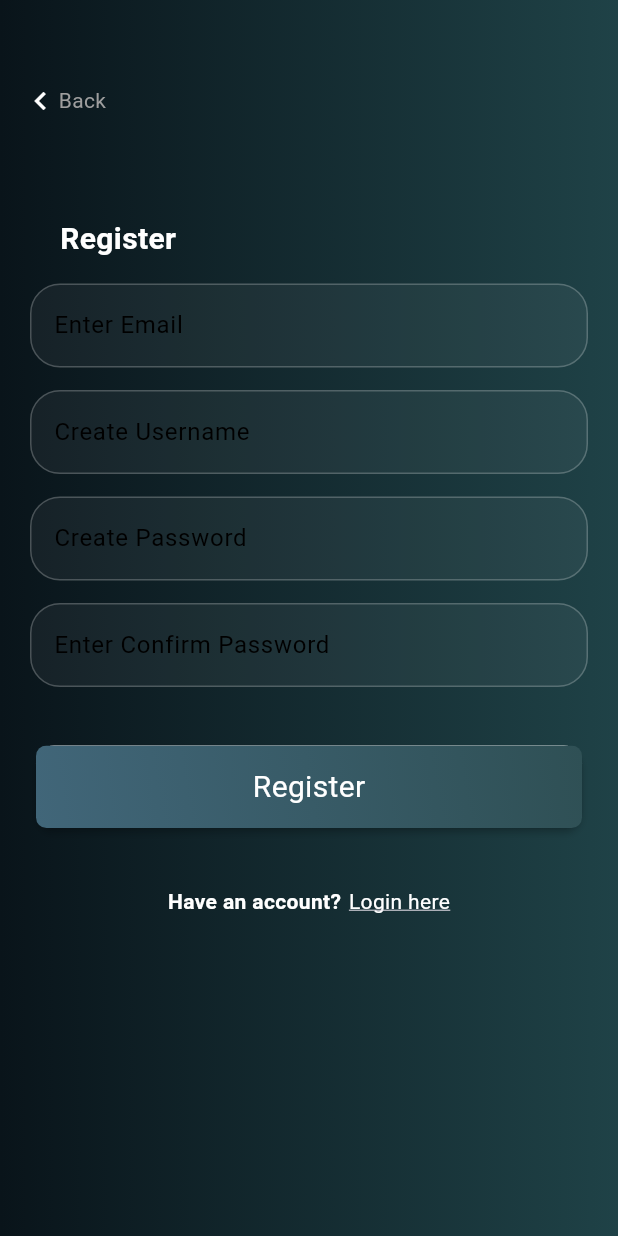
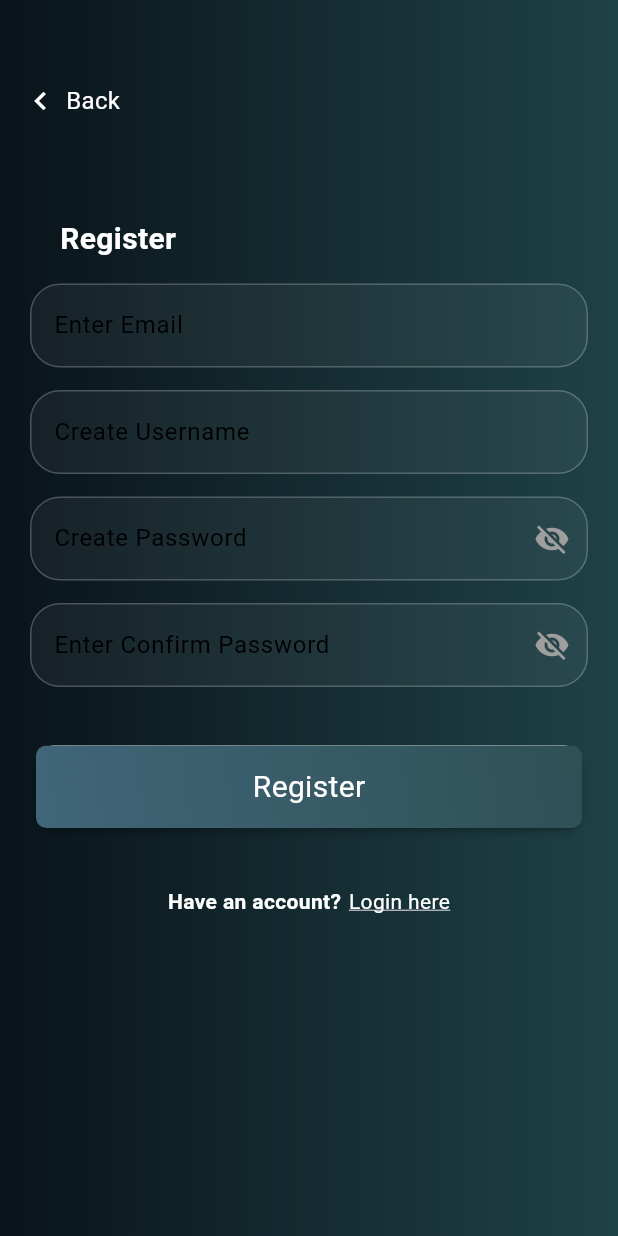
Before and after one commit to uwaiphyoaung/youapp_codetest, a Flutter app: the screen it shows after launch, after a tap on "Register here", on a phone screen of 412 x 824 dp. Run offline on Flutter 3.47's test engine with Material 3 defaults, Android fonts, the phone set to English and light mode, and no system bars; our stand-ins replace flutter_bloc, flutter_spinkit, get, image_cropper, image_picker; missing offline and left inert: localstore, textfield_tags; accounts and stored records are empty; network calls fail.

Commit message:
login and register enhancement

```diff
--- a/lib/extensions/dialog.extension.dart
+++ b/lib/extensions/dialog.extension.dart
@@ -7,6 +7,7 @@ extension AppDialog on BuildContext {
   AlertDialog showLoader() {
     return AlertDialog(
       elevation: 3,
+      backgroundColor: Colors.blueGrey,
       insetPadding:
       EdgeInsets.symmetric(horizontal: MediaQuery.of(this).size.width / 3),
       shape: RoundedRectangleBorder(borderRadius: BorderRadius.circular(15)),
--- a/lib/models/auth_entity.dart
+++ b/lib/models/auth_entity.dart
@@ -49,7 +49,7 @@ class ErrorData {
 
   ErrorData.fromMap(Map<String, dynamic> value) {
     statusCode = value['statusCode'];
-    if(value['message'] == List<dynamic>){
+    if(value['message'] is List<dynamic>){
       message = value['message'].cast<String>();
     }else{
       message = [value['message']];
--- a/lib/screen/auth/bloc/auth_bloc.dart
+++ b/lib/screen/auth/bloc/auth_bloc.dart
@@ -1,6 +1,5 @@
 import 'dart:convert';
 
-import 'package:flutter/material.dart';
 import 'package:flutter_bloc/flutter_bloc.dart';
 import 'package:youapp_code_challenge/app/api/api_response.dart';
 import 'package:youapp_code_challenge/app/constants/app.constant.dart';
@@ -23,7 +22,6 @@ class AuthBloc extends Bloc<AuthEvent, AuthState> {
       emit(ResetState());
       final response = await service.login(event.data);
       if(response is Fail){
-        //event.context.catchError(response.error);
         emit(LoginFailState(response.error));
       }
       if(response is Success){
--- a/lib/screen/auth/controller/auth_controller.dart
+++ b/lib/screen/auth/controller/auth_controller.dart
@@ -3,6 +3,16 @@ import 'package:get/get.dart';
 class AuthController extends GetxController{
 
   //Setup account registration
+  final newPwdVisible = false.obs;
+  changeNewVisible() {
+    newPwdVisible(!newPwdVisible.value);
+  }
+
+  final confirmPwdVisible = false.obs;
+  changeConfirmVisible() {
+    confirmPwdVisible(!confirmPwdVisible.value);
+  }
+
   final username = ''.obs;
   changeUserName(String? data) {
     username(data);
@@ -30,7 +40,7 @@ class AuthController extends GetxController{
   final fromValid = false.obs;
   formValidate(){
     var state =
-        email.value.length>8 &&
+        email.value.isNotEmpty &&
         username.value.length>8 &&
         checkPwd(password.value) &&
         checkPwd(confirmPassword.value) &&
@@ -45,6 +55,11 @@ class AuthController extends GetxController{
 
 
   // Login
+  final visiblePwd = false.obs;
+  changeVisible() {
+    visiblePwd(!visiblePwd.value);
+  }
+
   final loginEmail = ''.obs;
   changeLoginEmail(String? data) {
     loginEmail(data);
--- a/lib/screen/auth/login_screen.dart
+++ b/lib/screen/auth/login_screen.dart
@@ -54,9 +54,22 @@ class LoginScreenState extends BaseScreenState<LoginScreen>{
                         keyboardType: TextInputType.name,
                       ),
                       const SizedBox(height: 15,),
-                      TextFormField(
-                        decoration: const InputDecoration(
-                          hintText: "Enter Password"
+                      Obx(() {
+                        return TextFormField(
+                          obscureText: !loginController.visiblePwd.value,
+                          decoration: InputDecoration(
+                            hintText: "Enter Password",
+                            suffixIcon: IconButton(
+                              icon: Icon(
+                                loginController.visiblePwd.isTrue
+                                    ? Icons.visibility
+                                    : Icons.visibility_off,
+                                color: Colors.grey,
+                              ),
+                              onPressed: () {
+                                loginController.changeVisible();
+                              },
+                            ),
                           ),
                           validator: (text) {
                             return UtilValidate.validateBasic(text);
@@ -65,7 +78,8 @@ class LoginScreenState extends BaseScreenState<LoginScreen>{
                             loginController.changeLoginPassword(text);
                           },
                           keyboardType: TextInputType.visiblePassword,
-                      ),
+                        );
+                      }),
                       const SizedBox(height: 35,),
                       Obx(() {
                         return Card(
--- a/lib/screen/auth/register_screen.dart
+++ b/lib/screen/auth/register_screen.dart
@@ -42,10 +42,10 @@ class RegisterScreenState extends BaseScreenState<RegisterScreen>{
                       padding: const EdgeInsets.all(15),
                       child: const Row(
                         mainAxisSize: MainAxisSize.min,
-                        mainAxisAlignment: MainAxisAlignment.start,
                         children: [
-                          Icon(Icons.chevron_left),
-                          Text("Back")
+                          Icon(Icons.chevron_left, color: Colors.white,),
+                          SizedBox(width: 5,),
+                          Text("Back", style: TextStyle(color: Colors.white, fontSize: 16),)
                         ],
                       ),
                     ),
@@ -91,25 +91,53 @@ class RegisterScreenState extends BaseScreenState<RegisterScreen>{
                             keyboardType: TextInputType.name,
                           ),
                           const SizedBox(height: 15,),
-                          TextFormField(
-                            decoration: const InputDecoration(
-                              hintText: "Create Password"
+                          Obx(() {
+                            return TextFormField(
+                              obscureText: !registerController.newPwdVisible.value,
+                              decoration: InputDecoration(
+                                  hintText: "Create Password",
+                                suffixIcon: IconButton(
+                                  icon: Icon(
+                                    registerController.newPwdVisible.isTrue
+                                        ? Icons.visibility
+                                        : Icons.visibility_off,
+                                    color: Colors.grey,
+                                  ),
+                                  onPressed: () {
+                                    registerController.changeNewVisible();
+                                  },
+                                ),
                               ),
                               onChanged: (text){
                                 registerController.changePassword(text);
                               },
                               keyboardType: TextInputType.visiblePassword,
+                            );
+                          }),
+                          const SizedBox(height: 15,),
+                          Obx(() {
+                            return TextFormField(
+                              obscureText: !registerController.confirmPwdVisible.value,
+                              decoration: InputDecoration(
+                                  hintText: "Enter Confirm Password",
+                                suffixIcon: IconButton(
+                                  icon: Icon(
+                                    registerController.confirmPwdVisible.isTrue
+                                        ? Icons.visibility
+                                        : Icons.visibility_off,
+                                    color: Colors.grey,
                                   ),
-                          const SizedBox(height: 15,),
-                          TextFormField(
-                            decoration: const InputDecoration(
-                              hintText: "Enter Confirm Password"
+                                  onPressed: () {
+                                    registerController.changeConfirmVisible();
+                                  },
+                                ),
                               ),
                               onChanged: (text){
                                 registerController.changeConfirmPassword(text);
                               },
                               keyboardType: TextInputType.visiblePassword,
-                          ),
+                            );
+                          }),
                           const SizedBox(height: 35,),
                           Obx(() {
                             return Card(
--- a/lib/screen/profile/bloc/profile_bloc.dart
+++ b/lib/screen/profile/bloc/profile_bloc.dart
@@ -21,6 +21,7 @@ class ProfileBloc extends Bloc<ProfileEvent, ProfileState> {
       emit(ResetState());
       final response = await service.create(event.data);
       if(response is Fail){
+        service.saveUserData(event.data);
         emit(ProfileCreateFailState(response.error));
       }
       if(response is Success){
@@ -33,6 +34,7 @@ class ProfileBloc extends Bloc<ProfileEvent, ProfileState> {
       emit(ResetState());
       final response = await service.update(event.data);
       if(response is Fail){
+        service.saveUserData(event.data);
         emit(ProfileUpdateFailState(response.error));
       }
       if(response is Success){
--- a/lib/screen/splash/splash_screen.dart
+++ b/lib/screen/splash/splash_screen.dart
@@ -32,16 +32,14 @@ class SplashScreenState extends State<SplashScreen>{
   @override
   Widget build(BuildContext context) {
     return Scaffold(
-      body: SafeArea(
-        child: Stack(
+      body: Stack(
         children: [
           const BgView(),
           Center(
             child: LoadingWidget(),
           )
         ],
-        ),
-      ),
+      )
     );
   }
 
```
Also changed, not shown: lib/screen/widget/appbar_widget.dart (added, +41 -0 lines). Lines whose indentation alone changed are shown as unchanged.
